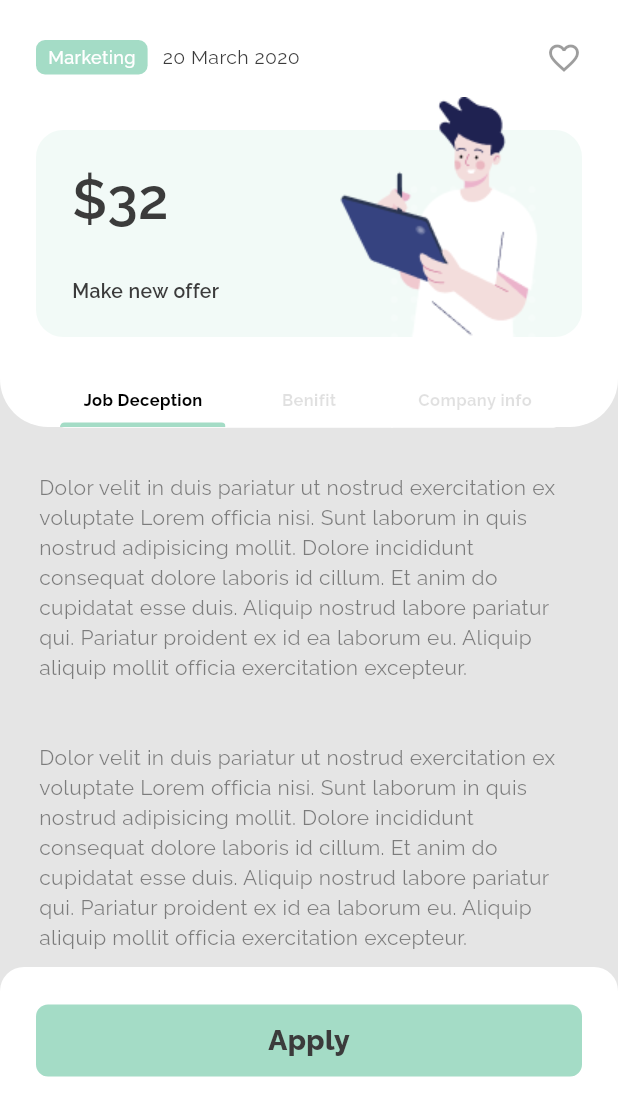
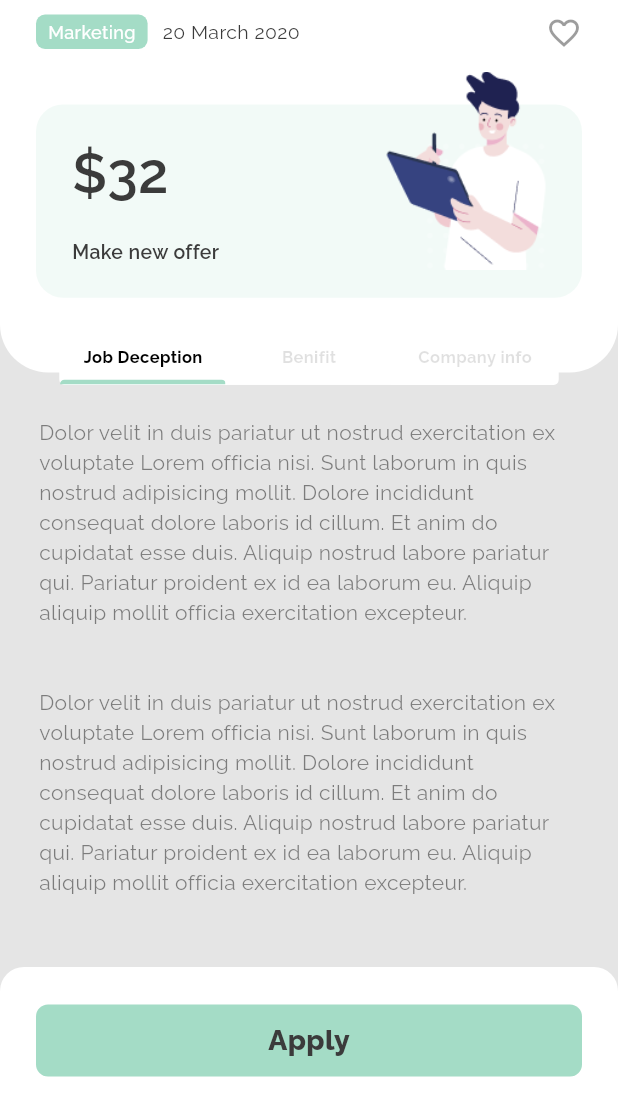
Before and after one commit to GR-Diyor/job_finder, a Flutter app: the Job_detail screen opened by its route, on a phone screen of 412 x 824 dp, the part 122-1236 px from its top. Run offline on Flutter 3.47's test engine with Material 3 defaults, Android fonts, the phone set to English and light mode, and no system bars; our stand-ins replace custom_navigation_bar.

Commit message:
responsive ui

```diff
--- a/lib/pages/job_detail.dart
+++ b/lib/pages/job_detail.dart
@@ -52,7 +52,7 @@ class _Job_detailState extends State<Job_detail> {
             children: [
               // header type
               Container(
-                height: 366,
+                height: height*0.4,
                 width: width,
                 padding: const EdgeInsets.only(left: 24,right: 24,top: 38),
                 decoration:BoxDecoration(
@@ -60,7 +60,7 @@ class _Job_detailState extends State<Job_detail> {
                   borderRadius: const BorderRadius.only(bottomLeft: Radius.circular(32),bottomRight: Radius.circular(32)),
                 ),
                 child: Column(
-                  mainAxisSize: MainAxisSize.max,
+                  mainAxisSize: MainAxisSize.min,
                   mainAxisAlignment: MainAxisAlignment.start,
                   children: [
                     //title and figma logo
@@ -80,7 +80,7 @@ class _Job_detailState extends State<Job_detail> {
                       ],
                     ),
                     //gap
-                    const SizedBox(height: 27,),
+                    const SizedBox(height: 10,),
                     // date
                     Row(
                       mainAxisAlignment: MainAxisAlignment.spaceBetween,
@@ -121,13 +121,16 @@ class _Job_detailState extends State<Job_detail> {
                       ],
                     ),
                     // card
-                    Stack(
+                    SizedBox(
+                      width: width,
+                      height: height*0.2,
+                      child: Stack(
+                        fit: StackFit.loose,
                         children: [
                           Container(
+                            width: width,
                             margin:const EdgeInsets.only(top: 36),
                             padding: const EdgeInsets.only(top: 19,left: 24,bottom: 21),
-                          width: width,
-                          height: 138,
                             decoration: BoxDecoration(
                               borderRadius: BorderRadius.circular(18),
                               color: const Color.fromRGBO(164, 220, 198, 0.14),
@@ -157,23 +160,28 @@ class _Job_detailState extends State<Job_detail> {
                           ),
                           SizedBox(
                             width: width,
-                          child: const Column(
+                            child:  Column(
                               crossAxisAlignment: CrossAxisAlignment.end,
                               children: [
                                 //gap
-                              SizedBox(
+                                const SizedBox(
                                   height: 14,
                                 ),
-                              Image(
+                                SizedBox(
+                                  width: width*0.35,
+                                  child:const Image(
                                     image: AssetImage("assets/images/OBJECTS_man.png"),
+                                  ),
                                 ),
                               ],
                             ),
                           ),
                         ],
                       ),
-                    Expanded(
-                      child: Container(
+                    ),
+                    Container(
+                      height: height*0.07,
+                      width: width,
                       alignment: Alignment.bottomCenter,
                       child: CupertinoSegmentedControl(
                         groupValue:value,
@@ -188,7 +196,6 @@ class _Job_detailState extends State<Job_detail> {
                         },
                         onValueChanged: (groupvalue) {
                         },
-                        ),
                       ),
                     ),
                   ],
--- a/lib/pages/search.dart
+++ b/lib/pages/search.dart
@@ -1,5 +1,6 @@
 import 'package:flutter/material.dart';
 import 'package:job_finder/functions/search_functions.dart';
+import 'package:job_finder/pages/job_detail.dart';
 import 'package:job_finder/resources/app_color.dart';
 
 class Search extends StatefulWidget {
@@ -26,9 +27,12 @@ class _SearchState extends State<Search> {
           child: Stack(
             children:  [
               //gradients
-              const Image(
-                image: AssetImage("assets/images/Rectangle.png",),
-                fit: BoxFit.contain,
+              SizedBox(
+                width: width,
+                child: const Image(
+                  image: AssetImage("assets/images/Rectangle.png",),
+                  fit: BoxFit.contain,
+                ),
               ),
               const Align(
                 alignment: Alignment.topRight,
@@ -121,7 +125,11 @@ class _SearchState extends State<Search> {
                       child: ListView(
                         scrollDirection: Axis.vertical,
                         children: [
-                          reference("assets/images/figma_logo1.png","Figma.Co","Marketing",32),
+                          GestureDetector(
+                              onTap:(){
+                                Navigator.pushNamed(context, Job_detail.id);
+                              },
+                              child: reference("assets/images/figma_logo1.png","Figma.Co","Marketing",32)),
                           reference("assets/images/spotify-logo1.png","Spotify","Technical",32),
                           reference("assets/images/sketch_logo1.png","Sketch B.V","Marketing",32),
                           reference("assets/images/Slack_Logo1.png","Slack Technologies","Sales",32),
```
Lines whose indentation alone changed are shown as unchanged.
